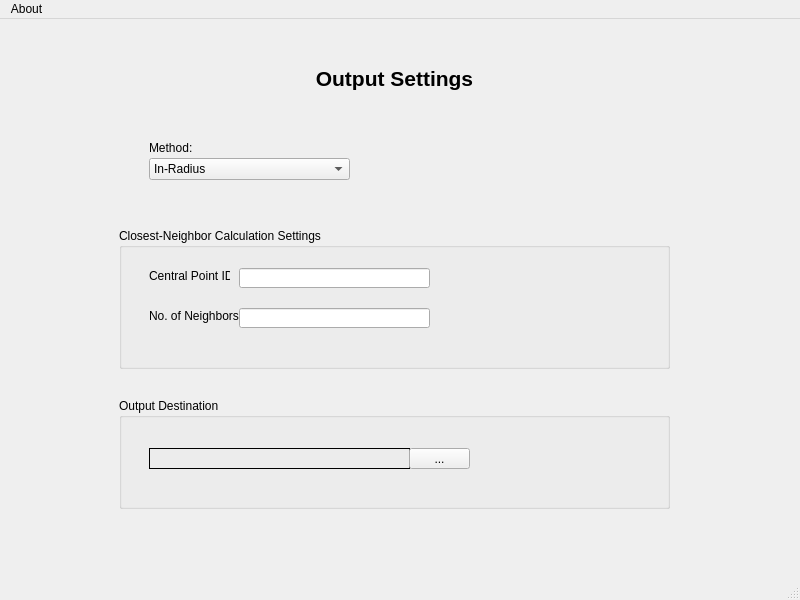
The window that closest_neighbor.ui (MJTFreeTime/Closest-Neighbor) describes before a commit, drawn with Qt 5.
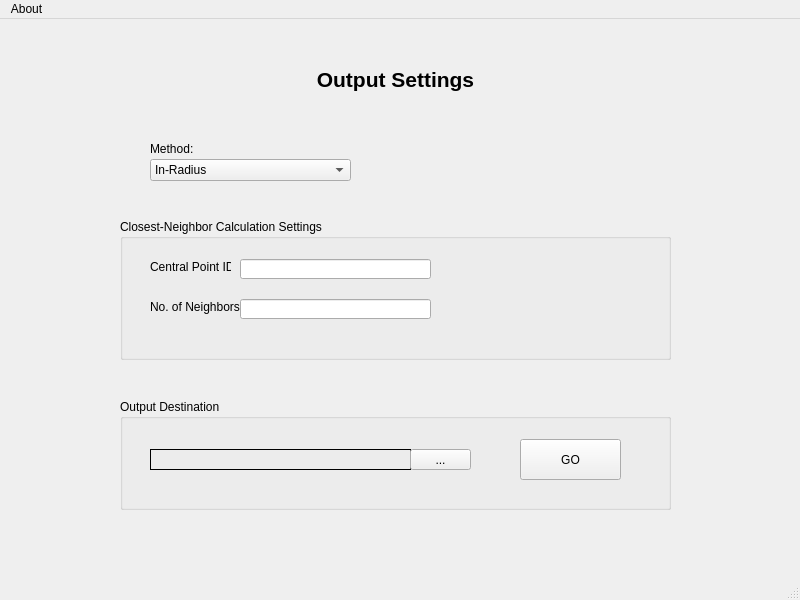
The same window after the commit. The open tabs and pages were chosen to show the change.

```diff
--- a/closest_neighbor.ui
+++ b/closest_neighbor.ui
@@ -26,8 +26,8 @@
    <widget class="QStackedWidget" name="main_pages">
     <property name="geometry">
      <rect>
-      <x>-1</x>
-      <y>-1</y>
+      <x>0</x>
+      <y>0</y>
       <width>801</width>
       <height>581</height>
      </rect>
@@ -573,9 +573,9 @@
       <property name="geometry">
        <rect>
         <x>100</x>
-        <y>170</y>
+        <y>190</y>
         <width>591</width>
-        <height>191</height>
+        <height>171</height>
        </rect>
       </property>
       <property name="currentIndex">
@@ -647,7 +647,7 @@
         <property name="geometry">
          <rect>
           <x>20</x>
-          <y>40</y>
+          <y>10</y>
           <width>551</width>
           <height>141</height>
          </rect>
@@ -774,6 +774,19 @@
         <string>...</string>
        </property>
       </widget>
+      <widget class="QPushButton" name="pushButton_2">
+       <property name="geometry">
+        <rect>
+         <x>400</x>
+         <y>40</y>
+         <width>101</width>
+         <height>41</height>
+        </rect>
+       </property>
+       <property name="text">
+        <string>GO</string>
+       </property>
+      </widget>
      </widget>
      <widget class="QLabel" name="label_6">
       <property name="geometry">
```
Left out of the diff: 2 changed lines with no effect on the pictures.
